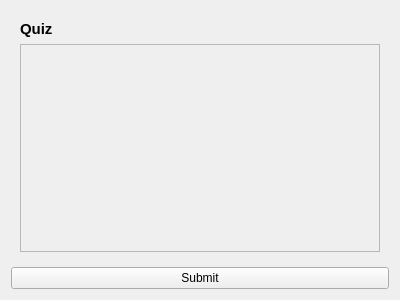
Qt form qtCanvas/forms/take_quiz.ui (amireh/qtCanvas) before a commit.
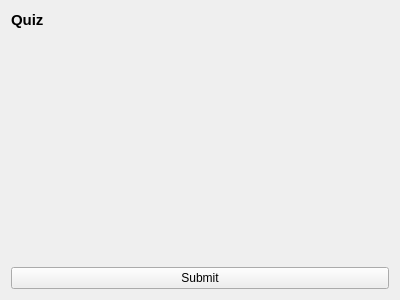
The same form after that commit.

Commit message: Support for marking questions

What changed in the file:
```diff
--- a/qtCanvas/forms/take_quiz.ui
+++ b/qtCanvas/forms/take_quiz.ui
@@ -28,7 +28,22 @@
   <layout class="QGridLayout" name="gridLayout">
    <item row="0" column="0">
     <widget class="QFrame" name="verticalFrame">
-     <layout class="QVBoxLayout" name="questionLayout">
+     <layout class="QVBoxLayout" name="quizLayout">
+      <property name="spacing">
+       <number>5</number>
+      </property>
+      <property name="leftMargin">
+       <number>0</number>
+      </property>
+      <property name="topMargin">
+       <number>0</number>
+      </property>
+      <property name="rightMargin">
+       <number>0</number>
+      </property>
+      <property name="bottomMargin">
+       <number>0</number>
+      </property>
       <item>
        <widget class="QLabel" name="quizTitleLabel">
         <property name="sizePolicy">
@@ -70,16 +85,19 @@
       </item>
       <item>
        <widget class="QScrollArea" name="scrollArea">
+        <property name="frameShape">
+         <enum>QFrame::NoFrame</enum>
+        </property>
         <property name="widgetResizable">
          <bool>true</bool>
         </property>
-        <widget class="QWidget" name="questionLayout_2">
+        <widget class="QWidget" name="questionLayout">
          <property name="geometry">
           <rect>
            <x>0</x>
            <y>0</y>
-           <width>380</width>
-           <height>225</height>
+           <width>384</width>
+           <height>229</height>
           </rect>
          </property>
         </widget>
```
The commit also changes 8 other files.
